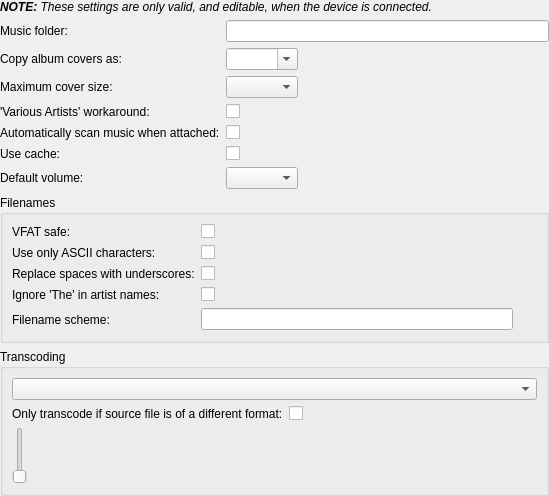
Old version of the form devices/devicepropertieswidget.ui in the repository CDrummond/cantata.
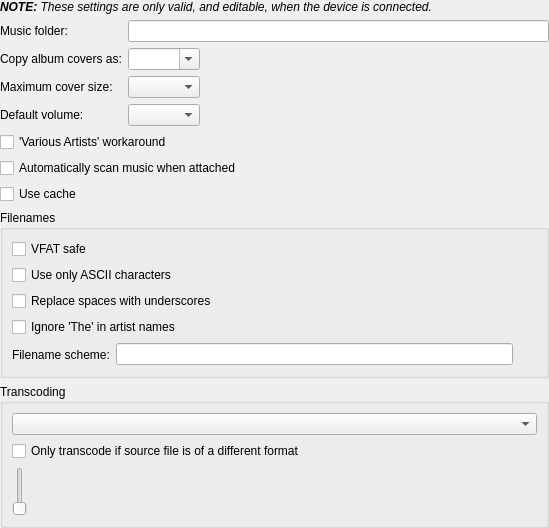
New version of the form. Custom widgets are drawn as their Qt base class.

Commit message: Remove usage of Gtk-style on-off button for Gtk style, and instead give checkboxes better text and adjust config layout.

```diff
--- a/devices/devicepropertieswidget.ui
+++ b/devices/devicepropertieswidget.ui
@@ -7,7 +7,7 @@
     <x>0</x>
     <y>0</y>
     <width>549</width>
-    <height>496</height>
+    <height>528</height>
    </rect>
   </property>
   <layout class="QVBoxLayout" name="verticalLayout">
@@ -76,54 +76,36 @@
        </property>
       </widget>
      </item>
-     <item row="3" column="0">
-      <widget class="BuddyLabel" name="fixVariousArtistsLabel">
-       <property name="text">
-        <string>'Various Artists' workaround:</string>
-       </property>
-       <property name="buddy">
-        <cstring>fixVariousArtists</cstring>
-       </property>
-      </widget>
-     </item>
      <item row="3" column="1">
-      <widget class="OnOffButton" name="fixVariousArtists"/>
+      <widget class="QComboBox" name="defaultVolume"/>
      </item>
-     <item row="4" column="0">
-      <widget class="BuddyLabel" name="autoScanLabel">
-       <property name="text">
-        <string>Automatically scan music when attached:</string>
-       </property>
-       <property name="buddy">
-        <cstring>autoScan</cstring>
-       </property>
-      </widget>
-     </item>
-     <item row="4" column="1">
-      <widget class="OnOffButton" name="autoScan"/>
-     </item>
-     <item row="5" column="0">
-      <widget class="BuddyLabel" name="useCacheLabel">
-       <property name="text">
-        <string>Use cache:</string>
-       </property>
-       <property name="buddy">
-        <cstring>useCache</cstring>
-       </property>
-      </widget>
-     </item>
-     <item row="5" column="1">
-      <widget class="OnOffButton" name="useCache"/>
-     </item>
-     <item row="6" column="0">
+     <item row="3" column="0">
       <widget class="QLabel" name="defaultVolumeLabel">
        <property name="text">
         <string>Default volume:</string>
        </property>
       </widget>
      </item>
-     <item row="6" column="1">
-      <widget class="QComboBox" name="defaultVolume"/>
+     <item row="4" column="0" colspan="2">
+      <widget class="QCheckBox" name="fixVariousArtists">
+       <property name="text">
+        <string>'Various Artists' workaround</string>
+       </property>
+      </widget>
+     </item>
+     <item row="5" column="0" colspan="2">
+      <widget class="QCheckBox" name="autoScan">
+       <property name="text">
+        <string>Automatically scan music when attached</string>
+       </property>
+      </widget>
+     </item>
+     <item row="6" column="0" colspan="2">
+      <widget class="QCheckBox" name="useCache">
+       <property name="text">
+        <string>Use cache</string>
+       </property>
+      </widget>
      </item>
     </layout>
    </item>
@@ -136,57 +118,6 @@
       <property name="fieldGrowthPolicy">
        <enum>QFormLayout::ExpandingFieldsGrow</enum>
       </property>
-      <item row="1" column="0">
-       <widget class="BuddyLabel" name="label_3">
-        <property name="text">
-         <string>Use only ASCII characters:</string>
-        </property>
-        <property name="buddy">
-         <cstring>asciiOnly</cstring>
-        </property>
-       </widget>
-      </item>
-      <item row="1" column="1">
-       <widget class="OnOffButton" name="asciiOnly">
-        <property name="text">
-         <string/>
-        </property>
-       </widget>
-      </item>
-      <item row="2" column="0">
-       <widget class="BuddyLabel" name="label_4">
-        <property name="text">
-         <string>Replace spaces with underscores:</string>
-        </property>
-        <property name="buddy">
-         <cstring>replaceSpaces</cstring>
-        </property>
-       </widget>
-      </item>
-      <item row="2" column="1">
-       <widget class="OnOffButton" name="replaceSpaces">
-        <property name="text">
-         <string/>
-        </property>
-       </widget>
-      </item>
-      <item row="3" column="0">
-       <widget class="BuddyLabel" name="label_5">
-        <property name="text">
-         <string>Ignore 'The' in artist names:</string>
-        </property>
-        <property name="buddy">
-         <cstring>ignoreThe</cstring>
-        </property>
-       </widget>
-      </item>
-      <item row="3" column="1">
-       <widget class="OnOffButton" name="ignoreThe">
-        <property name="text">
-         <string/>
-        </property>
-       </widget>
-      </item>
       <item row="4" column="0">
        <widget class="BuddyLabel" name="label_6">
         <property name="text">
@@ -224,20 +155,31 @@
         </item>
        </layout>
       </item>
-      <item row="0" column="1">
-       <widget class="OnOffButton" name="vfatSafe">
+      <item row="0" column="0" colspan="2">
+       <widget class="QCheckBox" name="vfatSafe">
         <property name="text">
-         <string/>
+         <string>VFAT safe</string>
         </property>
        </widget>
       </item>
-      <item row="0" column="0">
-       <widget class="BuddyLabel" name="label_2">
+      <item row="1" column="0" colspan="2">
+       <widget class="QCheckBox" name="asciiOnly">
         <property name="text">
-         <string>VFAT safe:</string>
+         <string>Use only ASCII characters</string>
         </property>
-        <property name="buddy">
-         <cstring>vfatSafe</cstring>
+       </widget>
+      </item>
+      <item row="2" column="0" colspan="2">
+       <widget class="QCheckBox" name="replaceSpaces">
+        <property name="text">
+         <string>Replace spaces with underscores</string>
+        </property>
+       </widget>
+      </item>
+      <item row="3" column="0" colspan="2">
+       <widget class="QCheckBox" name="ignoreThe">
+        <property name="text">
+         <string>Ignore 'The' in artist names</string>
         </property>
        </widget>
       </item>
@@ -254,21 +196,11 @@
        <widget class="QComboBox" name="transcoderName"/>
       </item>
       <item>
-       <layout class="QFormLayout" name="formLayout_3">
-        <item row="0" column="0">
-         <widget class="BuddyLabel" name="transcoderWhenDifferentLabel">
-          <property name="text">
-           <string>Only transcode if source file is of a different format:</string>
-          </property>
-          <property name="buddy">
-           <cstring>transcoderWhenDifferent</cstring>
-          </property>
-         </widget>
-        </item>
-        <item row="0" column="1">
-         <widget class="OnOffButton" name="transcoderWhenDifferent"/>
-        </item>
-       </layout>
+       <widget class="QCheckBox" name="transcoderWhenDifferent">
+        <property name="text">
+         <string>Only transcode if source file is of a different format</string>
+        </property>
+       </widget>
       </item>
       <item>
        <widget class="ValueSlider" name="transcoderValue"/>
@@ -292,16 +224,16 @@
   </layout>
  </widget>
  <customwidgets>
-  <customwidget>
-   <class>OnOffButton</class>
-   <extends>QCheckBox</extends>
-   <header>onoffbutton.h</header>
-  </customwidget>
   <customwidget>
    <class>LineEdit</class>
    <extends>QLineEdit</extends>
    <header>lineedit.h</header>
   </customwidget>
+  <customwidget>
+   <class>BuddyLabel</class>
+   <extends>QLabel</extends>
+   <header>buddylabel.h</header>
+  </customwidget>
   <customwidget>
    <class>PathRequester</class>
    <extends>QLineEdit</extends>
@@ -313,11 +245,6 @@
    <extends>QSlider</extends>
    <header>valueslider.h</header>
   </customwidget>
-  <customwidget>
-   <class>BuddyLabel</class>
-   <extends>QLabel</extends>
-   <header>buddylabel.h</header>
-  </customwidget>
  </customwidgets>
  <tabstops>
   <tabstop>musicFolder</tabstop>
```
Left out of the diff: 2 changed lines with no effect on the pictures. The commit also changes 34 other files.
